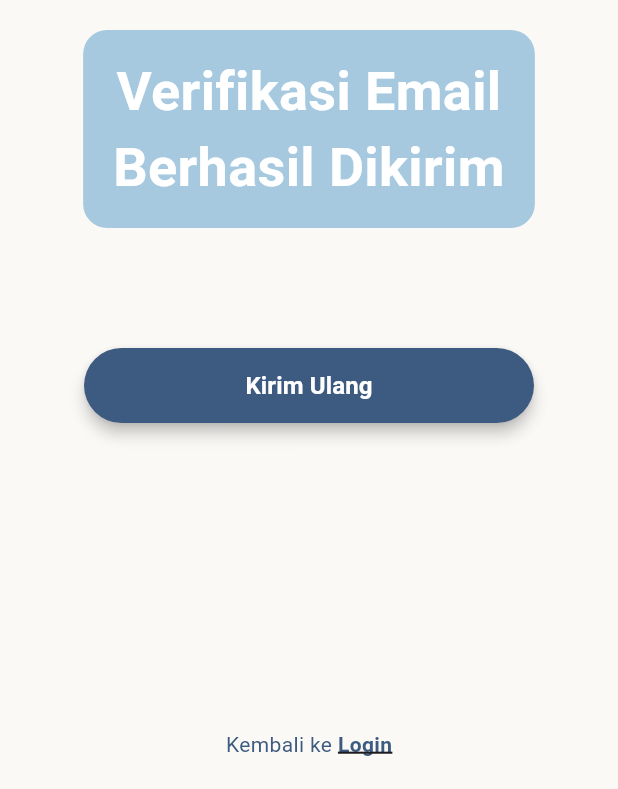
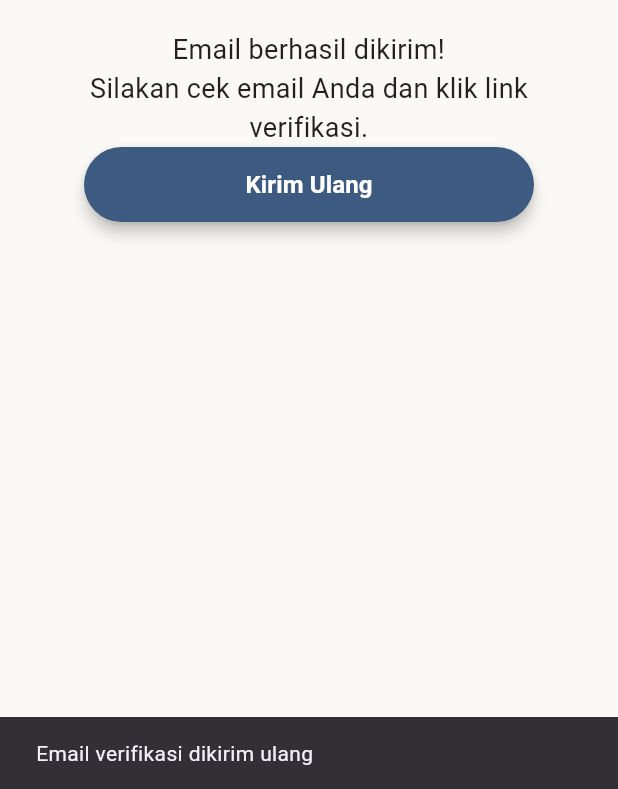
Before and after one commit to ReymonthaTarigan/PPL2-Edusign, a Flutter app: the VerifyScreen screen opened directly, after a tap on "Kirim Ulang", on a phone screen of 412 x 824 dp, the part 447-1236 px from its top. Run offline on Flutter 3.47's test engine with Material 3 defaults, Android fonts, the phone set to English and light mode, and no system bars; our stand-ins replace cloud_firestore, firebase_auth, firebase_core; accounts and stored records are empty; network calls fail.

Commit message:
register + login + email verification

```diff
--- a/lib/homepage.dart
+++ b/lib/homepage.dart
@@ -1,5 +1,6 @@
 import 'package:flutter/material.dart';
 import 'frontpage.dart';
+import 'auth.dart';
 
 class HomePage extends StatelessWidget {
   const HomePage({super.key});
@@ -50,7 +51,8 @@ class HomePage extends StatelessWidget {
                             borderRadius: BorderRadius.circular(12),
                           ),
                         ),
-                        onPressed: () {
+                        onPressed: () async {
+                          await Auth().signOut();
                           Navigator.pushAndRemoveUntil(
                             context,
                             MaterialPageRoute(
--- a/lib/verify.dart
+++ b/lib/verify.dart
@@ -1,7 +1,46 @@
+import 'dart:async';
 import 'package:flutter/material.dart';
+import 'package:firebase_auth/firebase_auth.dart';
+import 'login.dart';
+import 'auth.dart';
 
-class VerifyScreen extends StatelessWidget {
+class VerifyScreen extends StatefulWidget {
   const VerifyScreen({super.key});
+
+  @override
+  State<VerifyScreen> createState() => _VerifyScreenState();
+}
+
+class _VerifyScreenState extends State<VerifyScreen> {
+  final _auth = FirebaseAuth.instance;
+  Timer? timer;
+
+  @override
+  void initState() {
+    super.initState();
+    timer = Timer.periodic(const Duration(seconds: 2), (_) async {
+      await _auth.currentUser?.reload();
+      if (_auth.currentUser?.emailVerified ?? false) {
+        timer?.cancel();
+        if (mounted) {
+          ScaffoldMessenger.of(context).showSnackBar(
+            const SnackBar(content: Text("Email berhasil diverifikasi! Mengarahkan ke halaman log in...")),
+          );
+          await Future.delayed(const Duration(milliseconds: 1500));
+          Navigator.pushReplacement(
+            context,
+            MaterialPageRoute(builder: (context) => const LoginScreen()),
+          );
+        }
+      }
+    });
+  }
+
+  @override
+  void dispose() {
+    timer?.cancel();
+    super.dispose();
+  }
 
   @override
   Widget build(BuildContext context) {
@@ -21,15 +60,14 @@ class VerifyScreen extends StatelessWidget {
         child: Center(
           child: Column(
             children: [
-              // Bagian tengah
               Expanded(
                 child: SingleChildScrollView(
                   padding: const EdgeInsets.symmetric(horizontal: 30),
                   child: Column(
                     mainAxisAlignment: MainAxisAlignment.center,
                     children: [
-                      const SizedBox(height: 150),
-                      const Text(
+                      SizedBox(height: 150),
+                      Text(
                         "EDUSIGN",
                         style: TextStyle(
                           fontSize: 64,
@@ -37,31 +75,15 @@ class VerifyScreen extends StatelessWidget {
                           color: Color(0xFF3D5A80),
                         ),
                       ),
-                      const SizedBox(height: 20),
-
-                      // Pesan verifikasi
-                      Container(
-                        padding: const EdgeInsets.symmetric(
-                          vertical: 15,
-                          horizontal: 20,
-                        ),
-                        decoration: BoxDecoration(
-                          color: const Color(0xFFA6C9E0),
-                          borderRadius: BorderRadius.circular(16),
-                        ),
-                        child: const Text(
-                          "Verifikasi Email\nBerhasil Dikirim",
-                          textAlign: TextAlign.center,
-                          style: TextStyle(
-                            fontSize: 36,
-                            fontWeight: FontWeight.bold,
-                            color: Colors.white,
-                          ),
+                      SizedBox(height: 20),
+                      Text(
+                        "Email berhasil dikirim!\nSilakan cek email Anda dan klik link verifikasi.",
+                        textAlign: TextAlign.center,
+                        style: TextStyle(
+                          fontSize: 18,
+                          color: Colors.black87,
                         ),
                       ),
-                      const SizedBox(height: 80),
-
-                      // Tombol Kirim Ulang
                       SizedBox(
                         width: 300,
                         height: 50,
@@ -73,8 +95,16 @@ class VerifyScreen extends StatelessWidget {
                             ),
                             elevation: 4,
                           ),
-                          onPressed: () {
-                            // kirim ulang verifikasi
+                          onPressed:() async {
+                            try {
+                              await Auth().sendEmailVerification();
+                              ScaffoldMessenger.of(context).showSnackBar(
+                                const SnackBar(content: Text("Email verifikasi dikirim ulang")),
+                                );
+                            } catch (e) {
+                              ScaffoldMessenger.of(context).showSnackBar( SnackBar(content: Text("Error: $e")),
+                              );
+                            }
                           },
                           child: const Text(
                             "Kirim Ulang",
@@ -90,38 +120,7 @@ class VerifyScreen extends StatelessWidget {
                   ),
                 ),
               ),
-
-              // Bagian bawah -> kembali ke login
-              Padding(
-                padding: const EdgeInsets.only(bottom: 20),
-                child: Row(
-                  mainAxisAlignment: MainAxisAlignment.center,
-                  children: [
-                    const Text(
-                      "Kembali ke ",
-                      style: TextStyle(
-                        fontSize: 14,
-                        color: Color(0xFF3D5A80),
-                      ),
-                    ),
-                    GestureDetector(
-                      onTap: () {
-                        Navigator.pop(context);
-                      },
-                      child: const Text(
-                        "Login",
-                        style: TextStyle(
-                          fontSize: 14,
-                          fontWeight: FontWeight.bold,
-                          color: Color(0xFF3D5A80),
-                          decoration: TextDecoration.underline,
-                          decorationThickness: 2,
-                        ),
-                      ),
-                    ),
-                  ],
-                ),
-              ),
+              const SizedBox(height: 40),
             ],
           ),
         ),
```
Also changed, not shown: lib/auth.dart (+22 -8 lines), lib/login.dart (+129 -84 lines), lib/main.dart (+5 -2 lines), lib/register.dart (+8 -27 lines), lib/firebase_options.dart.
